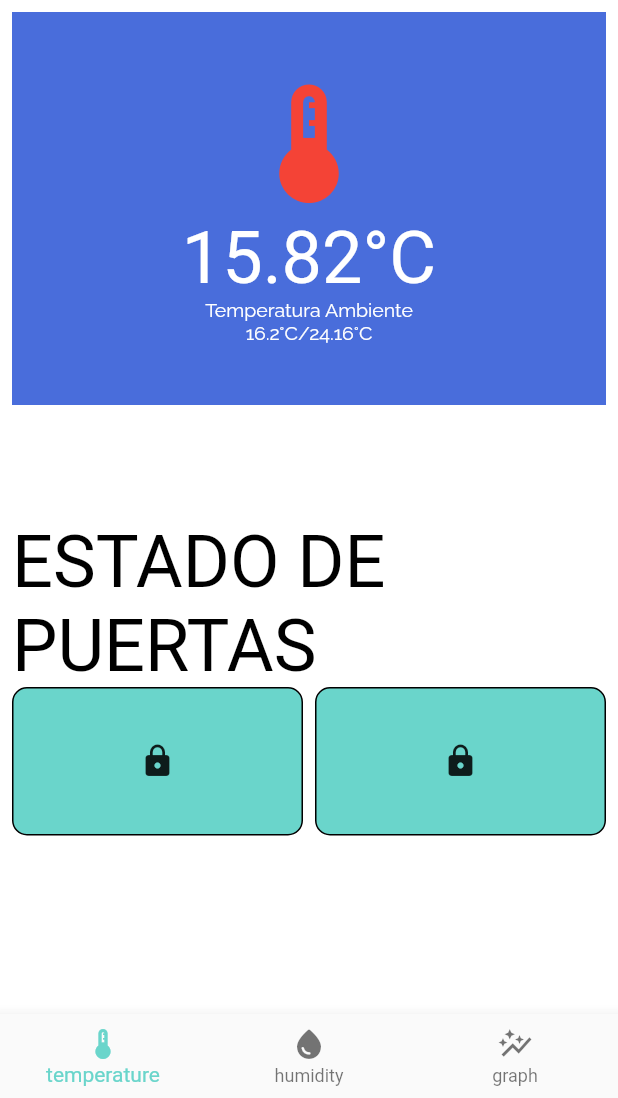
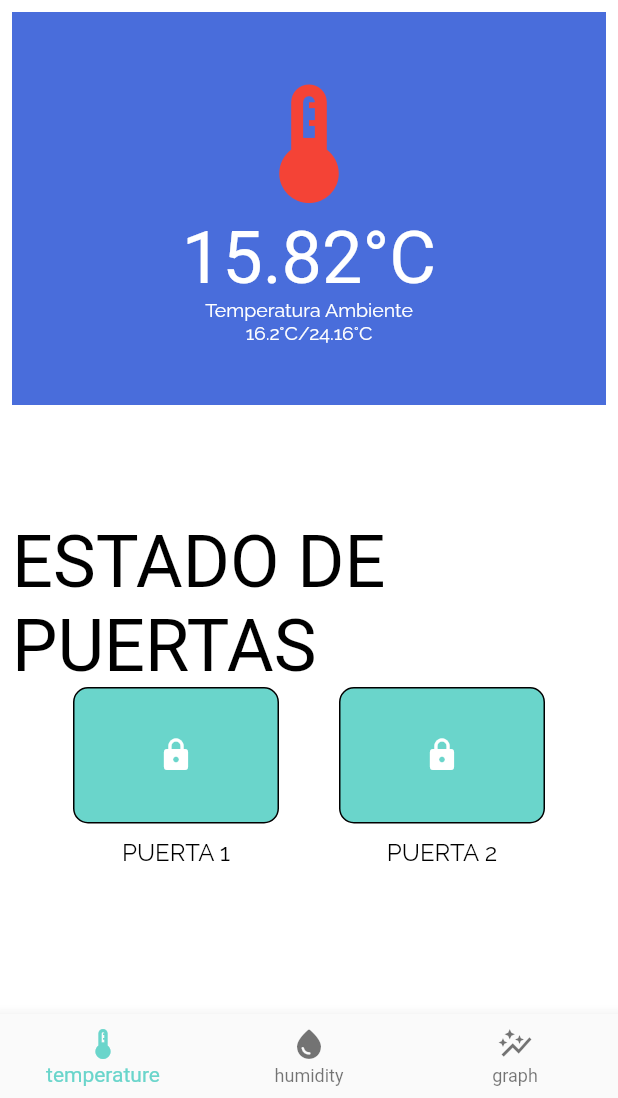
Before and after one commit to elmiliano/SB-129, a Flutter app: the screen it shows after launch, on a phone screen of 412 x 824 dp, the part 138-1236 px from its top. Run offline on Flutter 3.47's test engine with Material 2 defaults, Android fonts, the phone set to English and light mode, and no system bars; our stand-ins replace google_fonts; Roboto replaces fonts that are missing (Staatliches).

Commit message:
temp_screen boton Estado de Puertas.

```diff
--- a/sb129/lib/screens/temp_screen.dart
+++ b/sb129/lib/screens/temp_screen.dart
@@ -7,6 +7,8 @@ class TempScreen extends StatelessWidget {
 
   @override
   Widget build(BuildContext context) {
+    double width = MediaQuery.of(context).size.width;
+    double height = MediaQuery.of(context).size.height;
     return Scaffold(
       body: Padding(
         padding: const EdgeInsets.all(8.0),
@@ -40,18 +42,28 @@ class TempScreen extends StatelessWidget {
                 ],
               ),
             ),
-            SizedBox(height: 76,),
+            const SizedBox(
+              height: 76,
+            ),
             Text(
               "ESTADO DE PUERTAS",
               style: GoogleFonts.staatliches(fontSize: 48, color: Colors.black),
             ),
-            Row(
+            Container(
+              child: Row(
                 mainAxisAlignment: MainAxisAlignment.center,
-              children: const[
-                DoorStateWidget(),
-                SizedBox(width: 8),
-                DoorStateWidget()
+                children: [
+                  DoorButtonWidget(
+                    width: width,
+                    title: 'PUERTA 1',
+                  ),
+                  const SizedBox(width: 8),
+                  DoorButtonWidget(
+                    width: width,
+                    title: 'PUERTA 2',
+                  ),
                 ],
+              ),
             )
           ],
         ),
@@ -61,26 +73,66 @@ class TempScreen extends StatelessWidget {
   }
 }
 
-class DoorStateWidget extends StatelessWidget {
-  const DoorStateWidget({
+class DoorButtonWidget extends StatefulWidget {
+  const DoorButtonWidget({
     super.key,
+    required this.width,
+    required this.title,
   });
+
+  final double width;
+  final String title;
+
+  @override
+  State<DoorButtonWidget> createState() => _DoorButtonWidgetState();
+}
+
+class _DoorButtonWidgetState extends State<DoorButtonWidget> {
+  bool colorState = true;
+
+  void changeButton() {
+    colorState == true ? colorState = false : colorState = true;
+    setState(() {});
+  }
 
   @override
   Widget build(BuildContext context) {
-    return Expanded(
+
+    return Column(
+      children: [
+        ElevatedButton(
+          style: ElevatedButton.styleFrom(
+            elevation: 0,
+            backgroundColor: Colors.transparent,
+            shadowColor: Colors.transparent,
+          ),
+
+          onPressed: changeButton,
           child: Container(
-        height: 99,
+            height: 91,
+            width: widget.width / 3,
             decoration: BoxDecoration(
               border: Border.all(
                 color: Colors.black, //color of border
                 width: 1, //width of border
               ),
               borderRadius: const BorderRadius.all(Radius.circular(10)),
-          color: Color.fromRGBO(106, 213, 203, 100),
+              color: colorState == true ? const Color.fromRGBO(106, 213, 203, 100)
+              : const Color.fromRGBO(201, 93, 99, 100),
             ),
-        child: Icon(Icons.lock),
+            child: colorState == true ? const Icon(Icons.lock)
+              : const Icon(Icons.lock_open),
           ),
+        ),
+        const SizedBox(
+          height: 10,
+        ),
+        Text(
+          widget.title,
+          textAlign: TextAlign.center,
+          style: GoogleFonts.raleway(fontSize: 16, color: Colors.black),
+        ),
+      ],
     );
   }
 }
```
Lines whose indentation alone changed are shown as unchanged.
